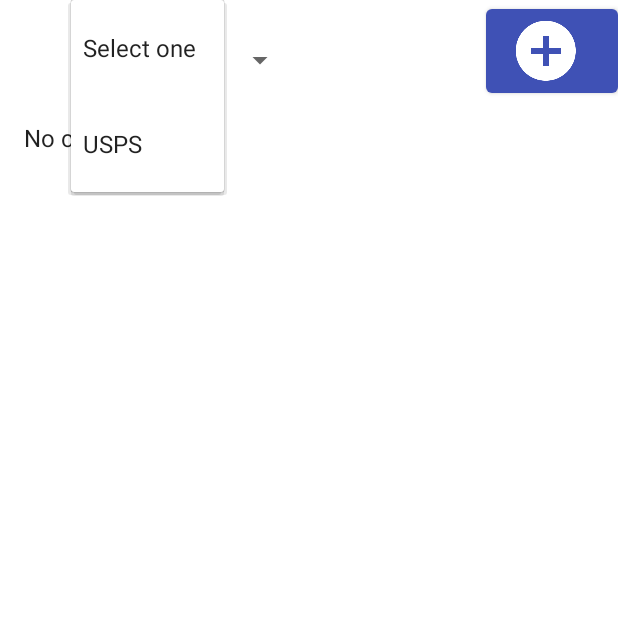
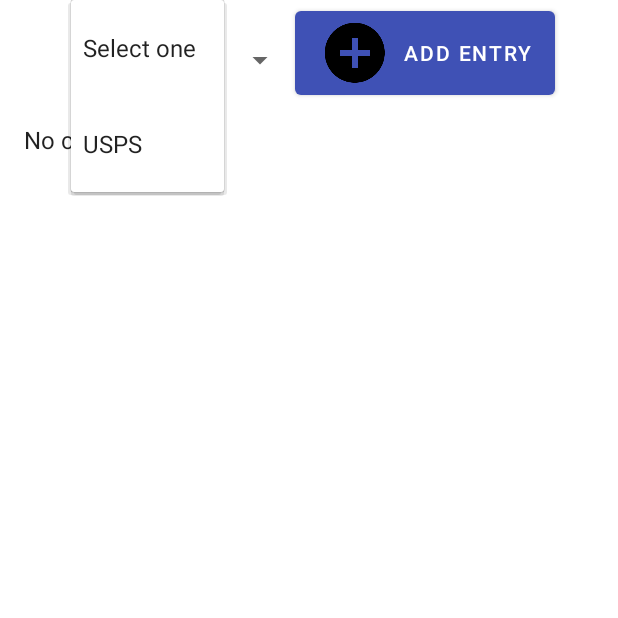
Before and after one commit to macleod2486/PackageTracker, an Android app: the screen it shows after launch (MainActivity), after a tap on "Select one", on a phone screen of 412 x 824 dp, the top half of it. Run offline under Robolectric (Android 15) with nearby library versions, the phone set to English and light mode, and no system bars; 2 statements that could not run were skipped.

Commit message:
Added some stylings to the button

```diff
--- a/app/src/main/res/layout/content_main.xml
+++ b/app/src/main/res/layout/content_main.xml
@@ -19,11 +19,15 @@
 
         <com.google.android.material.button.MaterialButton
             android:id="@+id/add"
-            app:icon="@mipmap/add_icon"
             android:layout_width="wrap_content"
             android:layout_height="wrap_content"
+            android:layout_alignParentTop="true"
             android:layout_alignParentEnd="true"
-            android:layout_alignParentTop="true">
+            android:layout_marginTop="1dp"
+            android:layout_marginEnd="42dp"
+            app:icon="@mipmap/add_icon"
+            app:iconTintMode="multiply"
+            android:text="@string/AddButtonText">
 
         </com.google.android.material.button.MaterialButton>
 
--- a/app/src/main/res/values/colors.xml
+++ b/app/src/main/res/values/colors.xml
@@ -2,5 +2,5 @@
 <resources>
     <color name="colorPrimary">#3F51B5</color>
     <color name="colorPrimaryDark">#303F9F</color>
-    <color name="colorAccent">#FF4081</color>
+    <color name="colorAccent">#303F9F</color>
 </resources>
--- a/app/src/main/res/values/strings.xml
+++ b/app/src/main/res/values/strings.xml
@@ -14,4 +14,6 @@
 
     <string name="USPSHint">Enter tracking number(s)</string>
 
+    <string name="AddButtonText">Add Entry</string>
+
 </resources>
```
